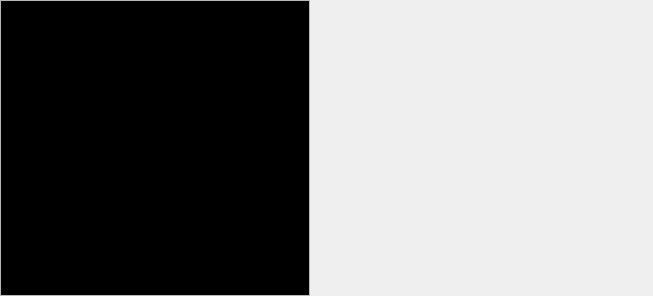
Phoenard/Phoenard-Toolkit, file src/controls/sketchlistwidget.ui: the form before one commit.
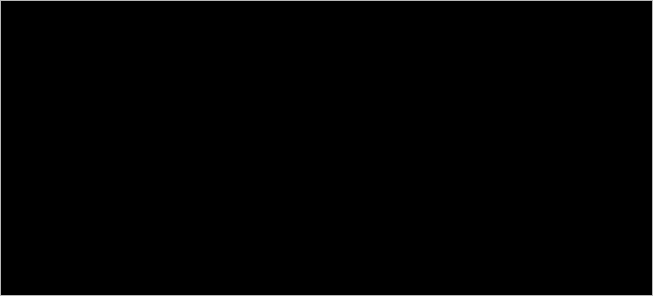
The form after the commit.

Commit message: Sketchlist: redesigned for full-window display

Patch:
```diff
--- a/src/controls/sketchlistwidget.ui
+++ b/src/controls/sketchlistwidget.ui
@@ -28,24 +28,6 @@
    </property>
    <item>
     <widget class="QListWidget" name="list">
-     <property name="sizePolicy">
-      <sizepolicy hsizetype="Minimum" vsizetype="Expanding">
-       <horstretch>0</horstretch>
-       <verstretch>0</verstretch>
-      </sizepolicy>
-     </property>
-     <property name="minimumSize">
-      <size>
-       <width>310</width>
-       <height>0</height>
-      </size>
-     </property>
-     <property name="maximumSize">
-      <size>
-       <width>16777215</width>
-       <height>16777215</height>
-      </size>
-     </property>
      <property name="palette">
       <palette>
        <active>
@@ -191,6 +173,11 @@
        </disabled>
       </palette>
      </property>
+     <property name="font">
+      <font>
+       <pointsize>8</pointsize>
+      </font>
+     </property>
      <property name="iconSize">
       <size>
        <width>64</width>
@@ -206,12 +193,12 @@
      <property name="isWrapping" stdset="0">
       <bool>true</bool>
      </property>
-     <property name="spacing">
-      <number>5</number>
+     <property name="resizeMode">
+      <enum>QListView::Adjust</enum>
      </property>
      <property name="gridSize">
       <size>
-       <width>70</width>
+       <width>74</width>
        <height>90</height>
       </size>
      </property>
@@ -226,19 +213,6 @@
      </property>
     </widget>
    </item>
-   <item>
-    <spacer name="horizontalSpacer">
-     <property name="orientation">
-      <enum>Qt::Horizontal</enum>
-     </property>
-     <property name="sizeHint" stdset="0">
-      <size>
-       <width>40</width>
-       <height>20</height>
-      </size>
-     </property>
-    </spacer>
-   </item>
   </layout>
  </widget>
  <resources/>
```
Left out of the diff: 6 changed lines with no effect on the pictures. The commit also changes 4 other files.
